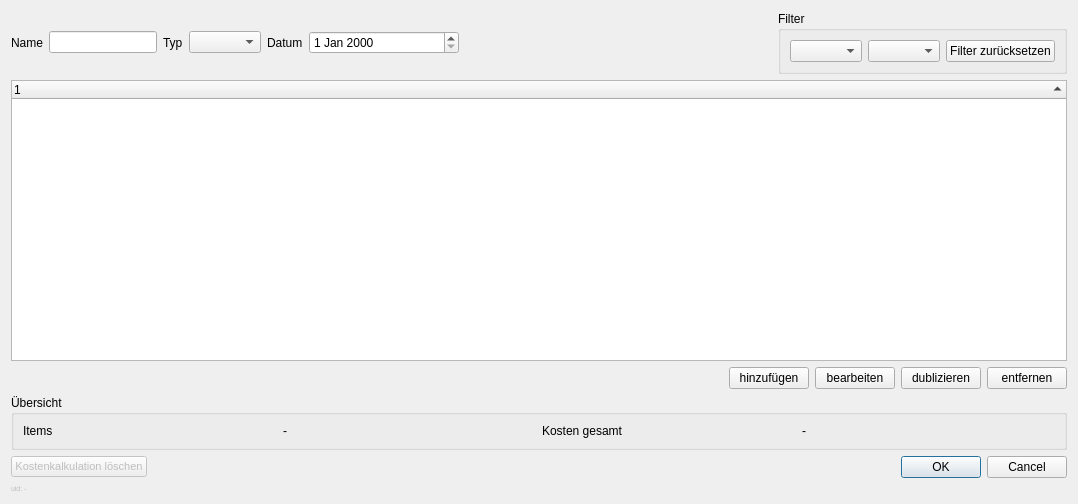
Qt form ui/dlg/project_cost_calculation_dialog.ui (timo-y/syp-kostenfortschreibung) before a commit.
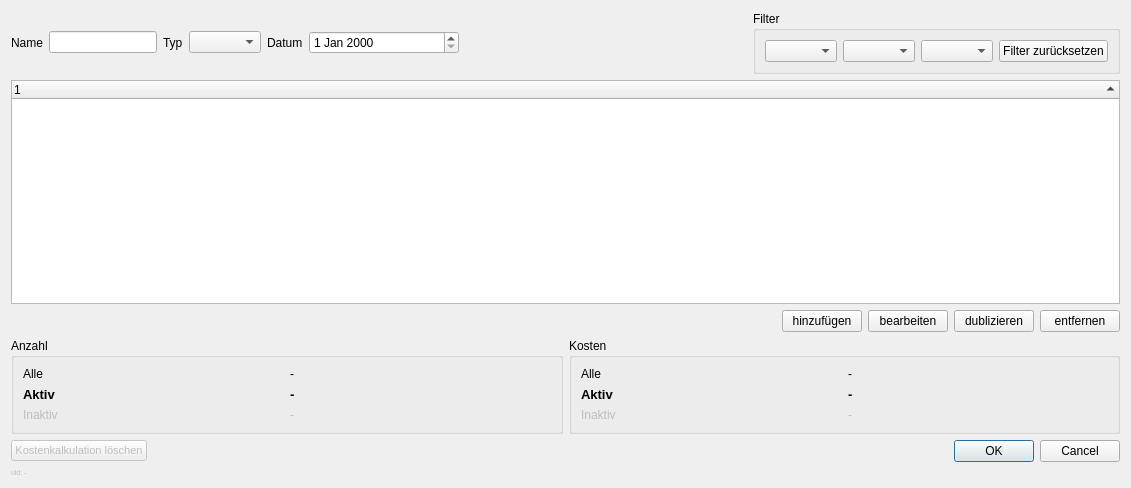
The same form after that commit.

Diff of the .ui file:
```diff
--- a/ui/dlg/project_cost_calculation_dialog.ui
+++ b/ui/dlg/project_cost_calculation_dialog.ui
@@ -6,8 +6,8 @@
    <rect>
     <x>0</x>
     <y>0</y>
-    <width>1078</width>
-    <height>504</height>
+    <width>1131</width>
+    <height>488</height>
    </rect>
   </property>
   <property name="windowTitle">
@@ -16,13 +16,6 @@
   <layout class="QVBoxLayout" name="verticalLayout">
    <item>
     <layout class="QGridLayout" name="gridLayout">
-     <item row="0" column="0">
-      <widget class="QLabel" name="label_name">
-       <property name="text">
-        <string>Name</string>
-       </property>
-      </widget>
-     </item>
      <item row="0" column="4">
       <widget class="QLabel" name="label_date">
        <property name="text">
@@ -46,6 +39,13 @@
        </property>
       </widget>
      </item>
+     <item row="0" column="0">
+      <widget class="QLabel" name="label_name">
+       <property name="text">
+        <string>Name</string>
+       </property>
+      </widget>
+     </item>
      <item row="0" column="1">
       <widget class="QLineEdit" name="lineEdit_name">
        <property name="sizePolicy">
@@ -56,7 +56,23 @@
        </property>
       </widget>
      </item>
+     <item row="0" column="3">
+      <widget class="QComboBox" name="comboBox_type"/>
+     </item>
      <item row="0" column="7">
+      <spacer name="horizontalSpacer">
+       <property name="orientation">
+        <enum>Qt::Horizontal</enum>
+       </property>
+       <property name="sizeHint" stdset="0">
+        <size>
+         <width>40</width>
+         <height>20</height>
+        </size>
+       </property>
+      </spacer>
+     </item>
+     <item row="0" column="8">
       <layout class="QHBoxLayout" name="horizontalLayout_3">
        <item>
         <widget class="QGroupBox" name="groupBox_2">
@@ -64,6 +80,9 @@
           <string>Filter</string>
          </property>
          <layout class="QHBoxLayout" name="horizontalLayout_4">
+          <item>
+           <widget class="QComboBox" name="comboBox_filter_active"/>
+          </item>
           <item>
            <widget class="QComboBox" name="comboBox_filter_cost_group"/>
           </item>
@@ -82,22 +101,6 @@
        </item>
       </layout>
      </item>
-     <item row="0" column="6">
-      <spacer name="horizontalSpacer">
-       <property name="orientation">
-        <enum>Qt::Horizontal</enum>
-       </property>
-       <property name="sizeHint" stdset="0">
-        <size>
-         <width>40</width>
-         <height>20</height>
-        </size>
-       </property>
-      </spacer>
-     </item>
-     <item row="0" column="3">
-      <widget class="QComboBox" name="comboBox_type"/>
-     </item>
      <item row="0" column="2">
       <widget class="QLabel" name="label_type">
        <property name="text">
@@ -168,41 +171,150 @@
     </layout>
    </item>
    <item>
+    <layout class="QHBoxLayout" name="horizontalLayout_5">
+     <item>
     <widget class="QGroupBox" name="groupBox">
      <property name="title">
-      <string>Übersicht</string>
+        <string>Anzahl</string>
      </property>
      <layout class="QGridLayout" name="gridLayout_2">
-      <item row="0" column="0">
+        <item row="1" column="0">
        <widget class="QLabel" name="label">
+          <property name="font">
+           <font>
+            <pointsize>10</pointsize>
+            <weight>75</weight>
+            <bold>true</bold>
+           </font>
+          </property>
         <property name="text">
-         <string>Items</string>
+           <string>Aktiv</string>
         </property>
        </widget>
       </item>
-      <item row="0" column="2">
-       <widget class="QLabel" name="label_3">
+        <item row="2" column="1">
+         <widget class="QLabel" name="label_items_deactivated">
+          <property name="enabled">
+           <bool>false</bool>
+          </property>
         <property name="text">
-         <string>Kosten gesamt</string>
+           <string>-</string>
         </property>
        </widget>
       </item>
-      <item row="0" column="1">
+        <item row="2" column="0">
+         <widget class="QLabel" name="label_4">
+          <property name="enabled">
+           <bool>false</bool>
+          </property>
+          <property name="text">
+           <string>Inaktiv</string>
+          </property>
+         </widget>
+        </item>
+        <item row="1" column="1">
        <widget class="QLabel" name="label_items">
+          <property name="font">
+           <font>
+            <pointsize>10</pointsize>
+            <weight>75</weight>
+            <bold>true</bold>
+           </font>
+          </property>
         <property name="text">
          <string>-</string>
         </property>
        </widget>
       </item>
-      <item row="0" column="3">
+        <item row="0" column="0">
+         <widget class="QLabel" name="label_2">
+          <property name="text">
+           <string>Alle</string>
+          </property>
+         </widget>
+        </item>
+        <item row="0" column="1">
+         <widget class="QLabel" name="label_items_all">
+          <property name="text">
+           <string>-</string>
+          </property>
+         </widget>
+        </item>
+       </layout>
+      </widget>
+     </item>
+     <item>
+      <widget class="QGroupBox" name="groupBox_3">
+       <property name="title">
+        <string>Kosten</string>
+       </property>
+       <layout class="QGridLayout" name="gridLayout_3">
+        <item row="1" column="0">
+         <widget class="QLabel" name="label_5">
+          <property name="text">
+           <string>Alle</string>
+          </property>
+         </widget>
+        </item>
+        <item row="2" column="0">
+         <widget class="QLabel" name="label_3">
+          <property name="font">
+           <font>
+            <pointsize>10</pointsize>
+            <weight>75</weight>
+            <bold>true</bold>
+           </font>
+          </property>
+          <property name="text">
+           <string>Aktiv</string>
+          </property>
+         </widget>
+        </item>
+        <item row="1" column="1">
+         <widget class="QLabel" name="label_total_price_sum_all">
+          <property name="text">
+           <string>-</string>
+          </property>
+         </widget>
+        </item>
+        <item row="2" column="1">
        <widget class="QLabel" name="label_total_price_sum">
+          <property name="font">
+           <font>
+            <pointsize>10</pointsize>
+            <weight>75</weight>
+            <bold>true</bold>
+           </font>
+          </property>
         <property name="text">
          <string>-</string>
         </property>
        </widget>
       </item>
-     </layout>
-    </widget>
+        <item row="3" column="0">
+         <widget class="QLabel" name="label_6">
+          <property name="enabled">
+           <bool>false</bool>
+          </property>
+          <property name="text">
+           <string>Inaktiv</string>
+          </property>
+         </widget>
+        </item>
+        <item row="3" column="1">
+         <widget class="QLabel" name="label_total_price_sum_deactivated">
+          <property name="enabled">
+           <bool>false</bool>
+          </property>
+          <property name="text">
+           <string>-</string>
+          </property>
+         </widget>
+        </item>
+       </layout>
+      </widget>
+     </item>
+    </layout>
    </item>
    <item>
     <layout class="QHBoxLayout" name="horizontalLayout_2">
```
Lines whose indentation alone changed are shown as unchanged.
